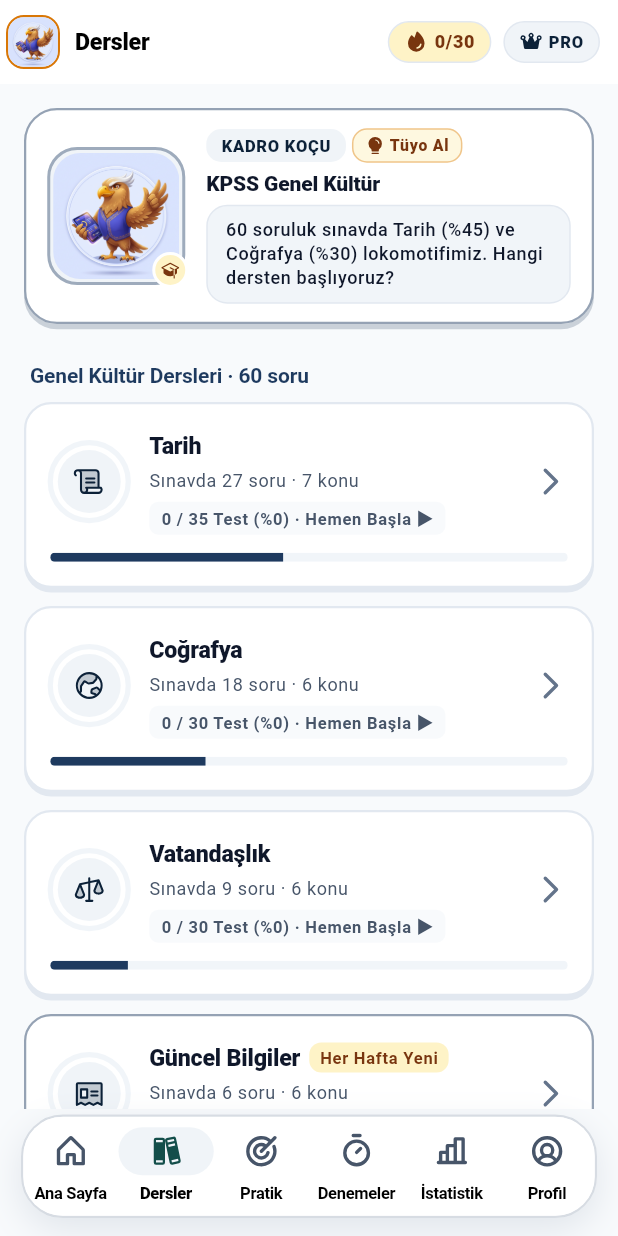
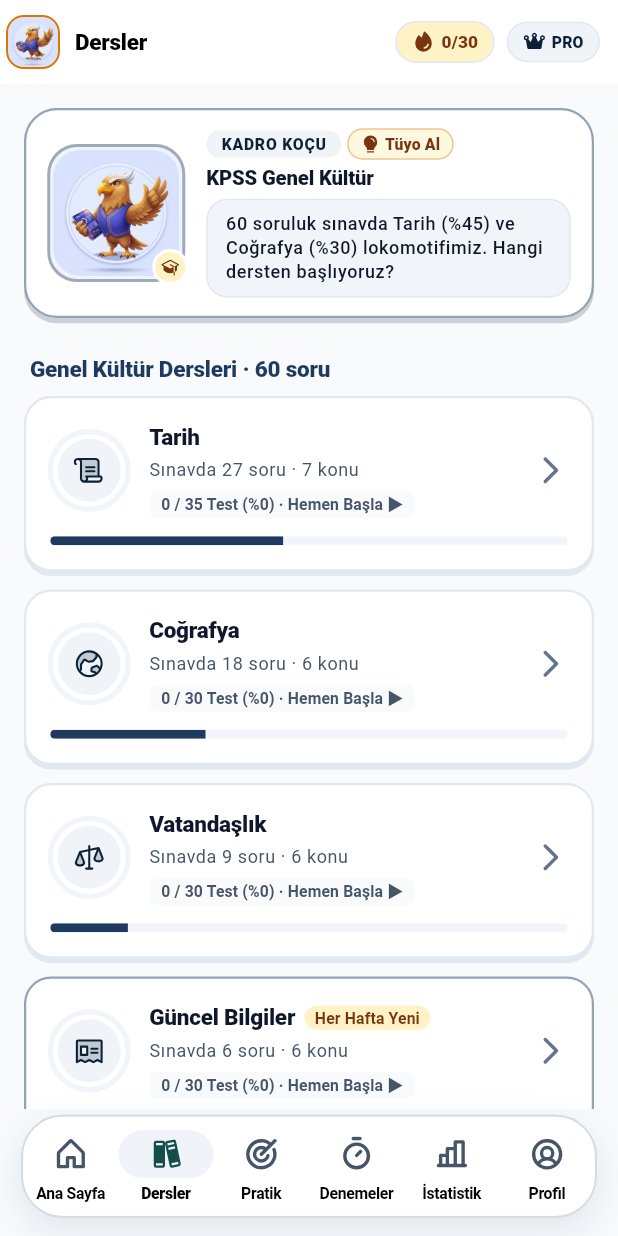
Before and after one commit to omerfarukpehlivan/kadro, a Flutter app: the screen it shows after launch, item 2 of the bottom bar chosen, on a phone screen of 412 x 824 dp. Run offline on Flutter 3.47's test engine with Material 3 defaults, Android fonts, the phone set to English and light mode, and no system bars; drawn by our look-alikes of flutter_animate; our stand-ins replace fl_chart, flex_color_scheme, flutter_local_notifications, flutter_riverpod, go_router, google_fonts and 5 more; missing offline and left inert: purchases_flutter; accounts and stored records are empty.

Commit message:
refactor(typography): establish unified 15-level modular type scale in AppTheme and remove all hardcoded fontSizes (TASK-72)

```diff
--- a/lib/app/theme.dart
+++ b/lib/app/theme.dart
@@ -52,25 +52,92 @@ class AppTheme {
       try {
         if (Platform.environment.containsKey('FLUTTER_TEST')) {
           return base.copyWith(
-            headlineSmall: base.headlineSmall?.copyWith(
-              fontSize: 20,
-              fontWeight: FontWeight.w700,
+            displayLarge: base.displayLarge?.copyWith(
+              fontSize: 32,
+              fontWeight: FontWeight.w800,
+              height: 1.15,
+              letterSpacing: -0.5,
+            ),
+            displayMedium: base.displayMedium?.copyWith(
+              fontSize: 28,
+              fontWeight: FontWeight.w800,
+              height: 1.15,
+              letterSpacing: -0.4,
+            ),
+            displaySmall: base.displaySmall?.copyWith(
+              fontSize: 24,
+              fontWeight: FontWeight.w800,
+              height: 1.20,
+              letterSpacing: -0.35,
+            ),
+            headlineLarge: base.headlineLarge?.copyWith(
+              fontSize: 22,
+              fontWeight: FontWeight.w800,
+              height: 1.20,
               letterSpacing: -0.3,
             ),
-            titleLarge: base.titleLarge?.copyWith(
+            headlineMedium: base.headlineMedium?.copyWith(
+              fontSize: 20,
+              fontWeight: FontWeight.w800,
+              height: 1.25,
+              letterSpacing: -0.25,
+            ),
+            headlineSmall: base.headlineSmall?.copyWith(
               fontSize: 18,
               fontWeight: FontWeight.w700,
-              letterSpacing: -0.25,
+              height: 1.25,
+              letterSpacing: -0.2,
+            ),
+            titleLarge: base.titleLarge?.copyWith(
+              fontSize: 16.5,
+              fontWeight: FontWeight.w700,
+              height: 1.30,
+              letterSpacing: -0.2,
             ),
             titleMedium: base.titleMedium?.copyWith(
-              fontSize: 15.5,
-              fontWeight: FontWeight.w600,
+              fontSize: 15,
+              fontWeight: FontWeight.w700,
+              height: 1.30,
               letterSpacing: -0.15,
             ),
             titleSmall: base.titleSmall?.copyWith(
-              fontSize: 14,
-              fontWeight: FontWeight.w600,
+              fontSize: 13.5,
+              fontWeight: FontWeight.w700,
+              height: 1.30,
               letterSpacing: -0.1,
+            ),
+            bodyLarge: base.bodyLarge?.copyWith(
+              fontSize: 15,
+              fontWeight: FontWeight.w500,
+              height: 1.45,
+            ),
+            bodyMedium: base.bodyMedium?.copyWith(
+              fontSize: 13.5,
+              fontWeight: FontWeight.w400,
+              height: 1.40,
+            ),
+            bodySmall: base.bodySmall?.copyWith(
+              fontSize: 12,
+              fontWeight: FontWeight.w400,
+              height: 1.35,
+            ),
+            labelLarge: base.labelLarge?.copyWith(
+              fontSize: 13,
+              fontWeight: FontWeight.w700,
+              height: 1.20,
+              letterSpacing: 0.1,
+            ),
+            labelMedium: base.labelMedium?.copyWith(
+              fontSize: 11.5,
+              fontWeight: FontWeight.w700,
+              height: 1.20,
+              letterSpacing: 0.1,
+            ),
+            labelSmall: base.labelSmall?.copyWith(
+              fontSize: 10.5,
+              fontWeight: FontWeight.w700,
+              height: 1.15,
+              letterSpacing: 0.1,
             ),
           );
         }
@@ -79,51 +146,110 @@ class AppTheme {
       }
     }
 
-    final bodyTheme = GoogleFonts.interTextTheme(base);
+    final bodyTheme = GoogleFonts.interTextTheme(base).copyWith(
+      bodyLarge: GoogleFonts.inter(
+        textStyle: base.bodyLarge,
+        fontSize: 15,
+        fontWeight: FontWeight.w500,
+        height: 1.45,
+      ),
+      bodyMedium: GoogleFonts.inter(
+        textStyle: base.bodyMedium,
+        fontSize: 13.5,
+        fontWeight: FontWeight.w400,
+        height: 1.40,
+      ),
+      bodySmall: GoogleFonts.inter(
+        textStyle: base.bodySmall,
+        fontSize: 12,
+        fontWeight: FontWeight.w400,
+        height: 1.35,
+      ),
+      labelLarge: GoogleFonts.inter(
+        textStyle: base.labelLarge,
+        fontSize: 13,
+        fontWeight: FontWeight.w700,
+        height: 1.20,
+        letterSpacing: 0.1,
+      ),
+      labelMedium: GoogleFonts.inter(
+        textStyle: base.labelMedium,
+        fontSize: 11.5,
+        fontWeight: FontWeight.w700,
+        height: 1.20,
+        letterSpacing: 0.1,
+      ),
+      labelSmall: GoogleFonts.inter(
+        textStyle: base.labelSmall,
+        fontSize: 10.5,
+        fontWeight: FontWeight.w700,
+        height: 1.15,
+        letterSpacing: 0.1,
+      ),
+    );
 
     return bodyTheme.copyWith(
       displayLarge: GoogleFonts.plusJakartaSans(
         textStyle: bodyTheme.displayLarge,
-        fontWeight: FontWeight.w700,
+        fontSize: 32,
+        fontWeight: FontWeight.w800,
+        height: 1.15,
+        letterSpacing: -0.5,
       ),
       displayMedium: GoogleFonts.plusJakartaSans(
         textStyle: bodyTheme.displayMedium,
-        fontWeight: FontWeight.w700,
+        fontSize: 28,
+        fontWeight: FontWeight.w800,
+        height: 1.15,
+        letterSpacing: -0.4,
       ),
       displaySmall: GoogleFonts.plusJakartaSans(
         textStyle: bodyTheme.displaySmall,
-        fontWeight: FontWeight.w700,
+        fontSize: 24,
+        fontWeight: FontWeight.w800,
+        height: 1.20,
+        letterSpacing: -0.35,
       ),
       headlineLarge: GoogleFonts.plusJakartaSans(
         textStyle: bodyTheme.headlineLarge,
-        fontWeight: FontWeight.w700,
+        fontSize: 22,
+        fontWeight: FontWeight.w800,
+        height: 1.20,
+        letterSpacing: -0.3,
       ),
       headlineMedium: GoogleFonts.plusJakartaSans(
         textStyle: bodyTheme.headlineMedium,
-        fontWeight: FontWeight.w700,
+        fontSize: 20,
+        fontWeight: FontWeight.w800,
+        height: 1.25,
+        letterSpacing: -0.25,
       ),
       headlineSmall: GoogleFonts.plusJakartaSans(
         textStyle: bodyTheme.headlineSmall,
-        fontSize: 20,
+        fontSize: 18,
         fontWeight: FontWeight.w700,
-        letterSpacing: -0.3,
+        height: 1.25,
+        letterSpacing: -0.2,
       ),
       titleLarge: GoogleFonts.plusJakartaSans(
         textStyle: bodyTheme.titleLarge,
-        fontSize: 18,
+        fontSize: 16.5,
         fontWeight: FontWeight.w700,
-        letterSpacing: -0.25,
+        height: 1.30,
+        letterSpacing: -0.2,
       ),
       titleMedium: GoogleFonts.plusJakartaSans(
         textStyle: bodyTheme.titleMedium,
-        fontSize: 15.5,
-        fontWeight: FontWeight.w600,
+        fontSize: 15,
+        fontWeight: FontWeight.w700,
+        height: 1.30,
         letterSpacing: -0.15,
       ),
       titleSmall: GoogleFonts.plusJakartaSans(
         textStyle: bodyTheme.titleSmall,
-        fontSize: 14,
-        fontWeight: FontWeight.w600,
+        fontSize: 13.5,
+        fontWeight: FontWeight.w700,
+        height: 1.30,
         letterSpacing: -0.1,
       ),
     );
--- a/lib/app/widgets/app_navigation_bar.dart
+++ b/lib/app/widgets/app_navigation_bar.dart
@@ -24,7 +24,6 @@ class AppNavigationBar extends StatelessWidget {
     final labelStyle = WidgetStateProperty.resolveWith<TextStyle?>((states) {
       final base = Theme.of(context).textTheme.labelSmall;
       return base?.copyWith(
-        fontSize: isCompact ? 9.5 : 11.0,
         letterSpacing: isCompact ? -0.5 : -0.2,
         fontWeight: states.contains(WidgetState.selected)
             ? FontWeight.w800
--- a/lib/features/exams/presentation/exams_screen.dart
+++ b/lib/features/exams/presentation/exams_screen.dart
@@ -350,7 +350,7 @@ class _ExamPackCard extends ConsumerWidget {
                   children: [
                     Text(
                       title,
-                      style: theme.textTheme.titleSmall?.copyWith(
+                      style: theme.textTheme.titleMedium?.copyWith(
                         fontWeight: FontWeight.w800,
                         color: colorScheme.onSurface,
                       ),
--- a/lib/features/home/presentation/home_screen.dart
+++ b/lib/features/home/presentation/home_screen.dart
@@ -225,7 +225,6 @@ class _ReminderItem extends StatelessWidget {
                     message,
                     style: textTheme.bodySmall?.copyWith(
                       color: colorScheme.onSurfaceVariant,
-                      fontSize: isCompact ? 11 : null,
                     ),
                     maxLines: 2,
                     overflow: TextOverflow.ellipsis,
@@ -316,11 +315,9 @@ class _DailyGoalCard extends StatelessWidget {
                     const SizedBox(height: 2),
                     Text(
                       '$solved / $goal soru',
-                      style:
-                          (isCompact
-                                  ? textTheme.titleMedium
-                                  : textTheme.headlineSmall)
-                              ?.copyWith(fontWeight: FontWeight.w800),
+                      style: textTheme.titleMedium?.copyWith(
+                        fontWeight: FontWeight.w800,
+                      ),
                     ),
                     const SizedBox(height: 10),
                     ClipRRect(
--- a/lib/features/practice/presentation/practice_hub_screen.dart
+++ b/lib/features/practice/presentation/practice_hub_screen.dart
@@ -290,7 +290,6 @@ class _PracticeTile extends StatelessWidget {
                         style: textTheme.labelSmall?.copyWith(
                           color: onAccentContainerColor,
                           fontWeight: FontWeight.w800,
-                          fontSize: isCompact ? 10 : null,
                         ),
                         overflow: TextOverflow.ellipsis,
                       ),
@@ -314,7 +313,6 @@ class _PracticeTile extends StatelessWidget {
                 style: textTheme.bodySmall?.copyWith(
                   color: colorScheme.onSurfaceVariant,
                   fontWeight: FontWeight.w500,
-                  fontSize: isCompact ? 11 : null,
                 ),
                 maxLines: 2,
                 overflow: TextOverflow.ellipsis,
@@ -331,7 +329,6 @@ class _PracticeTile extends StatelessWidget {
                   style: textTheme.labelMedium?.copyWith(
                     color: accentColor,
                     fontWeight: FontWeight.w800,
-                    fontSize: isCompact ? 11 : null,
                   ),
                   overflow: TextOverflow.ellipsis,
                 ),
@@ -429,7 +426,6 @@ class _DistractorHuntSpecialCard extends StatelessWidget {
                         style: theme.textTheme.labelSmall?.copyWith(
                           color: colorScheme.onTertiaryContainer,
                           fontWeight: FontWeight.w800,
-                          fontSize: isCompact ? 10 : null,
                         ),
                       ),
                     ),
@@ -441,7 +437,6 @@ class _DistractorHuntSpecialCard extends StatelessWidget {
                   style: theme.textTheme.bodySmall?.copyWith(
                     color: colorScheme.onSurfaceVariant,
                     fontWeight: FontWeight.w500,
-                    fontSize: isCompact ? 11 : null,
                   ),
                   maxLines: 2,
                   overflow: TextOverflow.ellipsis,
--- a/lib/features/profile/presentation/widgets/achievement_showcase.dart
+++ b/lib/features/profile/presentation/widgets/achievement_showcase.dart
@@ -202,9 +202,8 @@ class _BadgeTile extends StatelessWidget {
           const SizedBox(height: 6),
           Text(
             badge.title,
-            style: theme.textTheme.labelSmall?.copyWith(
+            style: theme.textTheme.labelMedium?.copyWith(
               fontWeight: FontWeight.w700,
-              fontSize: 11,
               color: badge.isUnlocked
                   ? colorScheme.onSurface
                   : colorScheme.onSurfaceVariant.withAlpha(150),
@@ -217,7 +216,6 @@ class _BadgeTile extends StatelessWidget {
           Text(
             badge.progressText,
             style: theme.textTheme.labelSmall?.copyWith(
-              fontSize: 9,
               color: badge.isUnlocked
                   ? colorScheme.secondary
                   : colorScheme.outline,
--- a/lib/features/profile/presentation/widgets/candidate_hero_card.dart
+++ b/lib/features/profile/presentation/widgets/candidate_hero_card.dart
@@ -111,7 +111,6 @@ class CandidateHeroCard extends ConsumerWidget {
                                   style: textTheme.labelSmall?.copyWith(
                                     color: colorScheme.onTertiaryContainer,
                                     fontWeight: FontWeight.w900,
-                                    fontSize: 10,
                                   ),
                                 ),
                               ),
--- a/lib/features/profile/presentation/widgets/profile_metrics_card.dart
+++ b/lib/features/profile/presentation/widgets/profile_metrics_card.dart
@@ -163,8 +163,8 @@ class _MetricItem extends StatelessWidget {
         const SizedBox(height: 4),
         Text(
           value,
-          style: theme.textTheme.titleSmall?.copyWith(
-            fontWeight: FontWeight.w900,
+          style: theme.textTheme.titleMedium?.copyWith(
+            fontWeight: FontWeight.w800,
             color: colorScheme.onSurface,
           ),
         ),
@@ -173,7 +173,6 @@ class _MetricItem extends StatelessWidget {
           label,
           style: theme.textTheme.labelSmall?.copyWith(
             color: colorScheme.onSurfaceVariant,
-            fontSize: 10,
           ),
           textAlign: TextAlign.center,
           maxLines: 1,
--- a/lib/shared/widgets/mascot_coach_banner.dart
+++ b/lib/shared/widgets/mascot_coach_banner.dart
@@ -397,7 +397,6 @@ class _MascotCoachBannerState extends State<MascotCoachBanner> {
                                   color: colorScheme.onPrimaryContainer,
                                   fontWeight: FontWeight.w800,
                                   letterSpacing: 0.5,
-                                  fontSize: isCompact ? 9.5 : null,
                                 ),
                               ),
                             ),
@@ -435,7 +434,6 @@ class _MascotCoachBannerState extends State<MascotCoachBanner> {
                                   style: textTheme.labelSmall?.copyWith(
                                     color: colorScheme.onTertiaryContainer,
                                     fontWeight: FontWeight.w800,
-                                    fontSize: isCompact ? 9.0 : 10.5,
                                   ),
                                 ),
                               ],
@@ -484,7 +482,6 @@ class _MascotCoachBannerState extends State<MascotCoachBanner> {
                                 ? FontWeight.w500
                                 : FontWeight.w600,
                             height: 1.3,
-                            fontSize: isCompact ? 11 : null,
                           ),
                           maxLines: 3,
                           overflow: TextOverflow.ellipsis,
--- a/lib/shared/widgets/section_title.dart
+++ b/lib/shared/widgets/section_title.dart
@@ -18,7 +18,10 @@ class SectionTitle extends StatelessWidget {
       padding: const EdgeInsets.fromLTRB(4, 8, 4, 8),
       child: Text(
         text,
-        style: textTheme.titleSmall?.copyWith(color: colorScheme.primary),
+        style: textTheme.titleMedium?.copyWith(
+          color: colorScheme.primary,
+          fontWeight: FontWeight.w800,
+        ),
       ),
     );
   }
```
Also changed, not shown: 2 other files.
